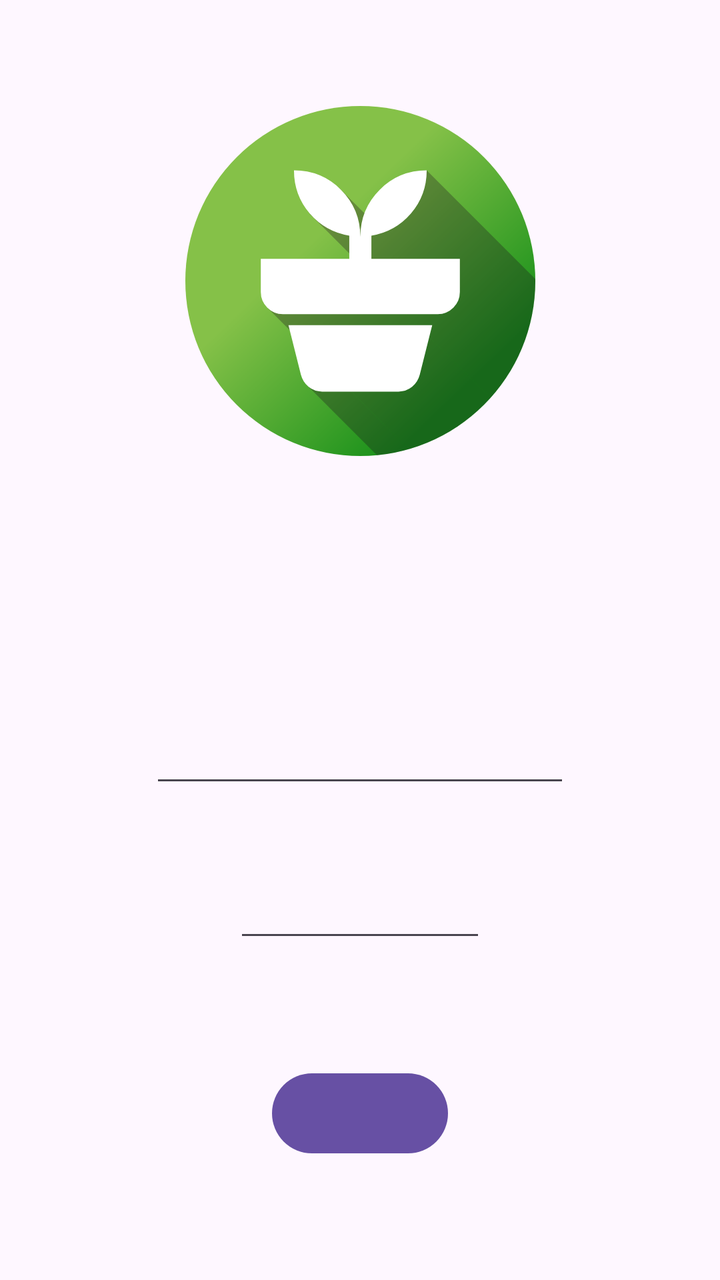
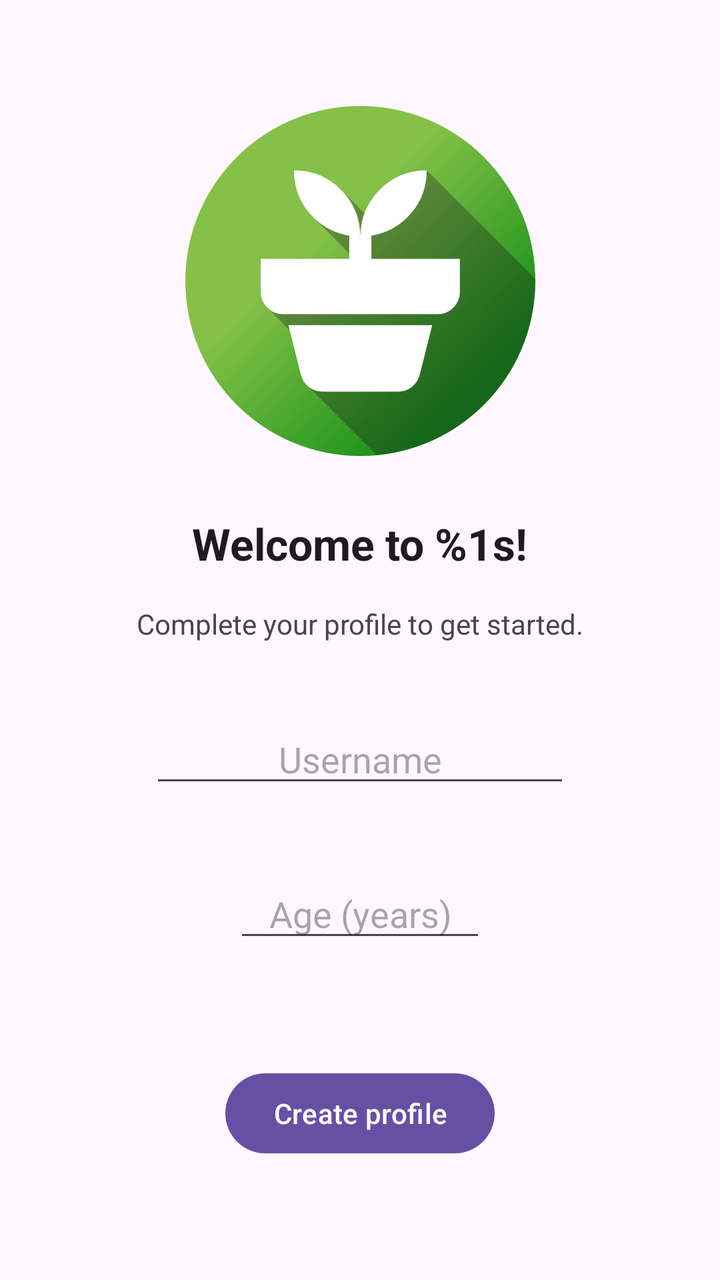

The first picture is an Android layout as it rendered before a commit; the second is the same layout after the commit. The layout source and the unified diff follow.
<!-- AndroidManifest.xml: application theme Theme.HelloWorld -->
<!-- res/layout/activity_landing.xml -->
<?xml version="1.0" encoding="utf-8"?>
<androidx.constraintlayout.widget.ConstraintLayout xmlns:android="http://schemas.android.com/apk/res/android"
    xmlns:app="http://schemas.android.com/apk/res-auto"
    xmlns:tools="http://schemas.android.com/tools"
    android:id="@+id/main"
    android:layout_width="match_parent"
    android:layout_height="match_parent"
    tools:context=".LandingActivity">

    <ImageView
        android:id="@+id/app_icon"
        android:layout_width="175dp"
        android:layout_height="183dp"
        android:src="@drawable/icon_round"
        app:layout_constraintBottom_toBottomOf="parent"
        app:layout_constraintEnd_toEndOf="parent"
        app:layout_constraintStart_toStartOf="parent"
        app:layout_constraintTop_toTopOf="parent"
        app:layout_constraintVertical_bias="0.107" />

    <TextView
        android:id="@+id/welcome_text_header"
        android:layout_width="wrap_content"
        android:layout_height="wrap_content"
        android:layout_marginTop="25dp"
        android:textAppearance="@style/TextAppearance.AppCompat.Large"
        android:textStyle="bold"
        app:layout_constraintEnd_toEndOf="parent"
        app:layout_constraintStart_toStartOf="parent"
        app:layout_constraintTop_toBottomOf="@+id/app_icon" />

    <TextView
        android:id="@+id/welcome_text_body"
        android:layout_width="wrap_content"
        android:layout_height="wrap_content"
        android:layout_marginTop="16dp"
        app:layout_constraintEnd_toEndOf="parent"
        app:layout_constraintHorizontal_bias="0.5"
        app:layout_constraintStart_toStartOf="parent"
        app:layout_constraintTop_toBottomOf="@+id/welcome_text_header" />

    <EditText
        android:id="@+id/username_input"
        android:layout_width="wrap_content"
        android:layout_height="wrap_content"
        android:layout_marginTop="36dp"
        android:ems="10"
        android:inputType="text"
        android:textAlignment="center"
        app:layout_constraintEnd_toEndOf="parent"
        app:layout_constraintHorizontal_bias="0.5"
        app:layout_constraintStart_toStartOf="parent"
        app:layout_constraintTop_toBottomOf="@+id/welcome_text_body" />

    <EditText
        android:id="@+id/age_input"
        android:layout_width="wrap_content"
        android:layout_height="wrap_content"
        android:layout_marginTop="36dp"
        android:ems="6"
        android:inputType="number"
        android:textAlignment="center"
        app:layout_constraintEnd_toEndOf="parent"
        app:layout_constraintHorizontal_bias="0.5"
        app:layout_constraintStart_toStartOf="parent"
        app:layout_constraintTop_toBottomOf="@+id/username_input" />

    <Button
        android:id="@+id/confirm_button"
        android:layout_width="wrap_content"
        android:layout_height="wrap_content"
        app:layout_constraintBottom_toBottomOf="parent"
        app:layout_constraintEnd_toEndOf="parent"
        app:layout_constraintHorizontal_bias="0.5"
        app:layout_constraintStart_toStartOf="parent"
        app:layout_constraintTop_toTopOf="parent"
        app:layout_constraintVertical_bias="0.9" />

</androidx.constraintlayout.widget.ConstraintLayout>
<!-- resources referenced by this layout -->
<resources>
  <!-- drawable icon_round: vector/xml drawable (drawable, 2731 chars, omitted) -->
  <style name="Theme.HelloWorld" parent="Base.Theme.HelloWorld" />
  <style name="Base.Theme.HelloWorld" parent="Theme.Material3.DayNight.NoActionBar">
          
          
      </style>
</resources>

<!-- the commit's change to res/layout/activity_landing.xml (unified diff, before → after) -->
@@ -23,6 +23,7 @@
         android:layout_width="wrap_content"
         android:layout_height="wrap_content"
         android:layout_marginTop="25dp"
+        android:text="@string/landing_activity_header"
         android:textAppearance="@style/TextAppearance.AppCompat.Large"
         android:textStyle="bold"
         app:layout_constraintEnd_toEndOf="parent"
@@ -34,6 +35,7 @@
         android:layout_width="wrap_content"
         android:layout_height="wrap_content"
         android:layout_marginTop="16dp"
+        android:text="@string/landing_activity_profile_create_message"
         app:layout_constraintEnd_toEndOf="parent"
         app:layout_constraintHorizontal_bias="0.5"
         app:layout_constraintStart_toStartOf="parent"
@@ -44,7 +46,9 @@
         android:layout_width="wrap_content"
         android:layout_height="wrap_content"
         android:layout_marginTop="36dp"
+        android:autofillHints="@string/landing_activity_username_hint"
         android:ems="10"
+        android:hint="@string/landing_activity_username_hint"
         android:inputType="text"
         android:textAlignment="center"
         app:layout_constraintEnd_toEndOf="parent"
@@ -57,7 +61,9 @@
         android:layout_width="wrap_content"
         android:layout_height="wrap_content"
         android:layout_marginTop="36dp"
+        android:autofillHints="@string/landing_activity_age_hint"
         android:ems="6"
+        android:hint="@string/landing_activity_age_hint"
         android:inputType="number"
         android:textAlignment="center"
         app:layout_constraintEnd_toEndOf="parent"
@@ -69,6 +75,7 @@
         android:id="@+id/confirm_button"
         android:layout_width="wrap_content"
         android:layout_height="wrap_content"
+        android:text="@string/landing_activity_confirm_button"
         app:layout_constraintBottom_toBottomOf="parent"
         app:layout_constraintEnd_toEndOf="parent"
         app:layout_constraintHorizontal_bias="0.5"
<!-- resource entries referenced after the edit -->
@@ -1,6 +1,11 @@
 <!-- resources referenced by this layout -->
 <resources>
   <!-- drawable icon_round: vector/xml drawable (drawable, 2731 chars, omitted) -->
+  <string name="landing_activity_age_hint">Age (years)</string>
+  <string name="landing_activity_confirm_button">Create profile</string>
+  <string name="landing_activity_header">Welcome to %1s!</string>
+  <string name="landing_activity_profile_create_message">Complete your profile to get started.</string>
+  <string name="landing_activity_username_hint">Username</string>
   <style name="Theme.HelloWorld" parent="Base.Theme.HelloWorld" />
   <style name="Base.Theme.HelloWorld" parent="Theme.Material3.DayNight.NoActionBar">
           
